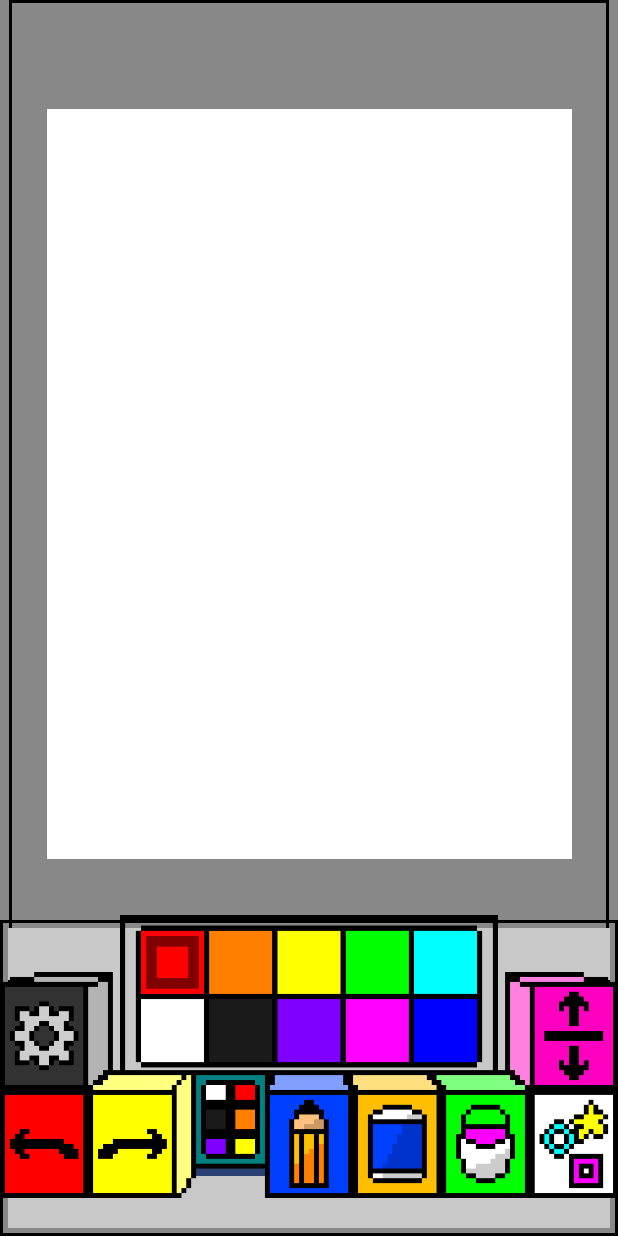
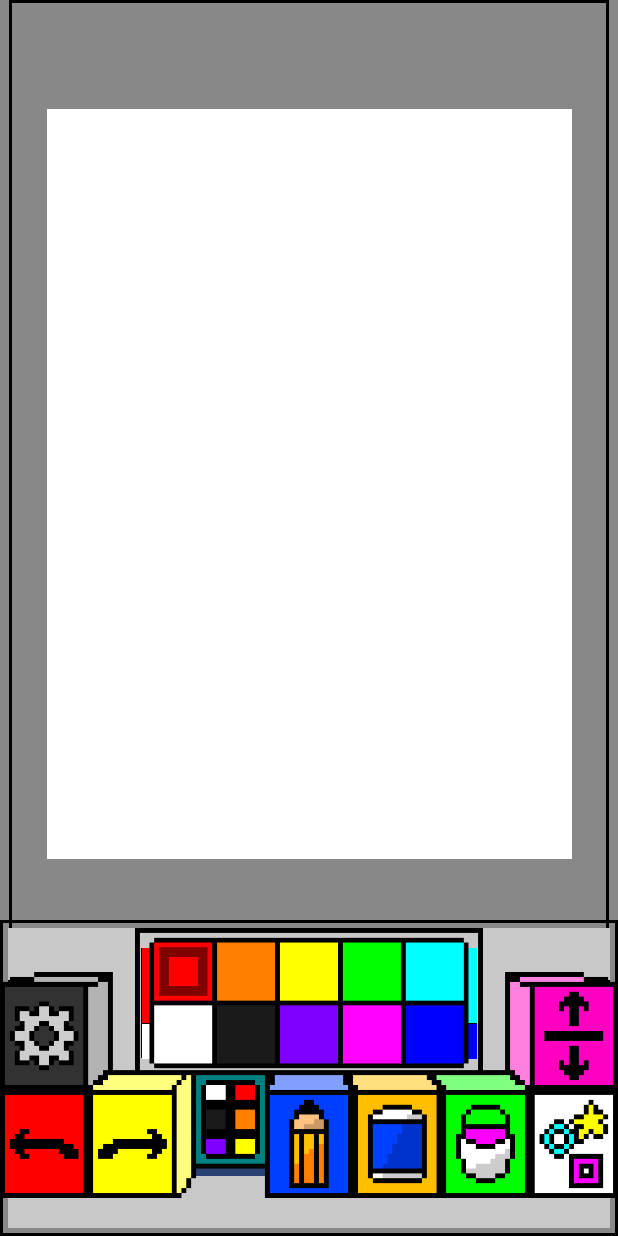
Before and after one commit to Comp350MSPaint/MS_Paint, an Android app built with Jetpack Compose: the screen it shows after launch (MainActivity), on a phone screen of 412 x 824 dp. Run offline under Robolectric (Android 15) with nearby library versions, the phone set to English and light mode, and no system bars.

Commit message:
got the palette color selection working with the hide button

```diff
--- a/app/src/main/java/com/example/mspaint/mainui/firstRow.kt
+++ b/app/src/main/java/com/example/mspaint/mainui/firstRow.kt
@@ -59,17 +59,17 @@ fun firstRow(
                 ) {
 
                 }
-               // Image(
-                //    painter = painterResource(R.drawable.options),
-                //    contentDescription = "options",
-                //    modifier = Modifier
-                //        .align(Alignment.BottomEnd)
-                //)
+                Image(
+                    painter = painterResource(R.drawable.options),
+                    contentDescription = "options",
+                    modifier = Modifier
+                        .align(Alignment.BottomEnd)
+                )
             }
         }
         Box(
             modifier = Modifier
-                .padding(14.dp)
+
                 .weight(5f)
                 .align(Alignment.CenterVertically)
         ) {
@@ -78,6 +78,16 @@ fun firstRow(
             }
             else {
                 PalletFunc()
+                Box(
+                    modifier = Modifier
+                        .fillMaxSize()
+                ) {
+                    PaletteImages(
+                        modifier = Modifier
+                            .align(Alignment.BottomCenter),
+                        paletteState
+                    )
+                }
             }
         }
         Box(
--- a/app/src/main/java/com/example/mspaint/mainui/mainScreen.kt
+++ b/app/src/main/java/com/example/mspaint/mainui/mainScreen.kt
@@ -262,20 +262,7 @@ fun MainScreen() {
 
         }
     }
-    if (!showSlider) {
-        Box(
-            modifier = Modifier
-                .fillMaxSize()
-        ) {
-            PaletteImages(
-                modifier = Modifier
-                    .padding(80.dp)
-                    .padding(bottom = 25.dp)
-                    .align(Alignment.BottomCenter),
-                paletteState
-            )
-        }
-    }
+
     if (!hide) {
         Box(
             modifier = Modifier
--- a/app/src/main/java/com/example/mspaint/mainui/palette.kt
+++ b/app/src/main/java/com/example/mspaint/mainui/palette.kt
@@ -37,6 +37,7 @@ fun PalletFunc (
 ) {
     Column(
         modifier = Modifier
+            .padding(13.dp)
             .background(Color.Black)
             .height(100.dp)
             .width(237.dp)
```
